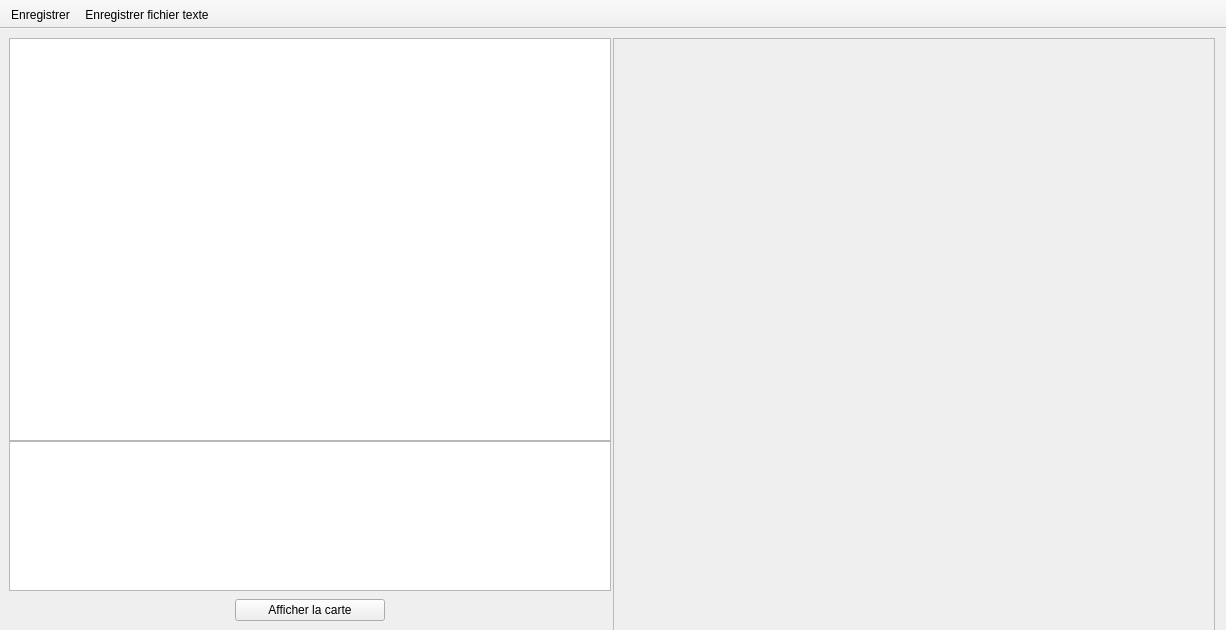
Qt form src/interface/afficher.ui (mconsidine/previsat_archive) before a commit.
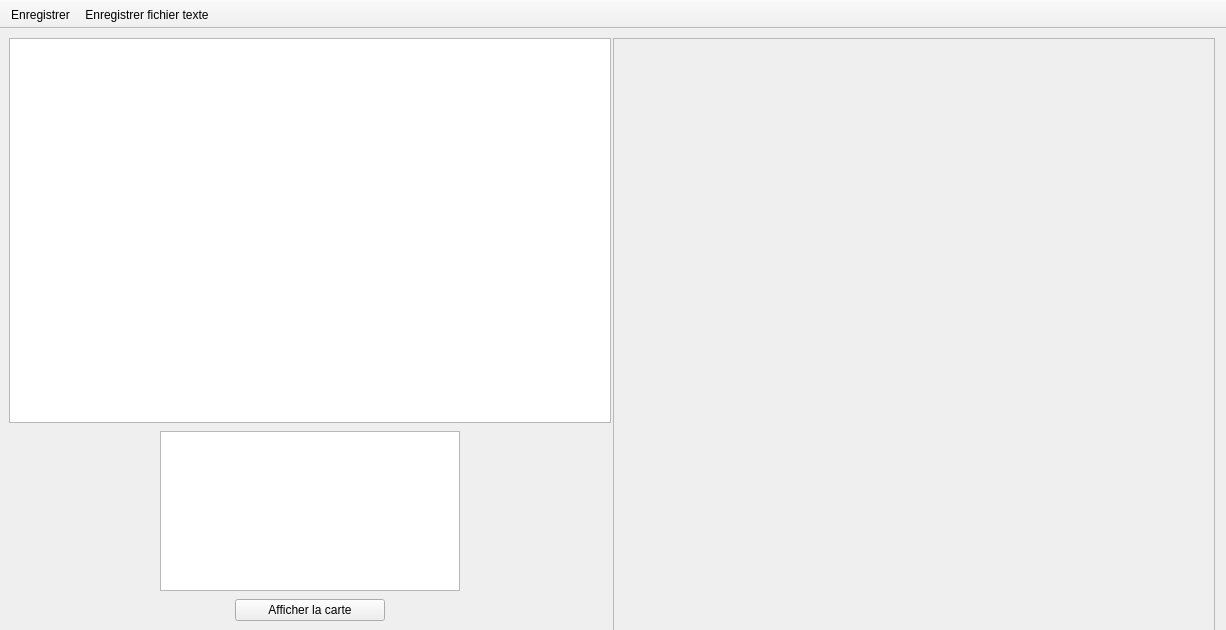
The same form after that commit. Icons and pictures are not drawn.

Diff of the .ui file:
```diff
--- a/src/interface/afficher.ui
+++ b/src/interface/afficher.ui
@@ -40,7 +40,7 @@
         <property name="minimumSize">
          <size>
           <width>602</width>
-          <height>0</height>
+          <height>360</height>
          </size>
         </property>
         <property name="maximumSize">
@@ -67,11 +67,22 @@
        </widget>
       </item>
       <item>
+       <layout class="QHBoxLayout" name="horizontalLayout_4">
+        <property name="spacing">
+         <number>0</number>
+        </property>
+        <property name="sizeConstraint">
+         <enum>QLayout::SetFixedSize</enum>
+        </property>
+        <property name="topMargin">
+         <number>8</number>
+        </property>
+        <item>
        <widget class="QGraphicsView" name="detailsTransit">
         <property name="maximumSize">
          <size>
-          <width>602</width>
-          <height>150</height>
+            <width>300</width>
+            <height>160</height>
          </size>
         </property>
         <property name="verticalScrollBarPolicy">
@@ -81,6 +92,8 @@
          <enum>Qt::ScrollBarAlwaysOff</enum>
         </property>
        </widget>
+        </item>
+       </layout>
       </item>
       <item>
        <layout class="QHBoxLayout" name="horizontalLayout_2">
```
Lines whose indentation alone changed are shown as unchanged.
